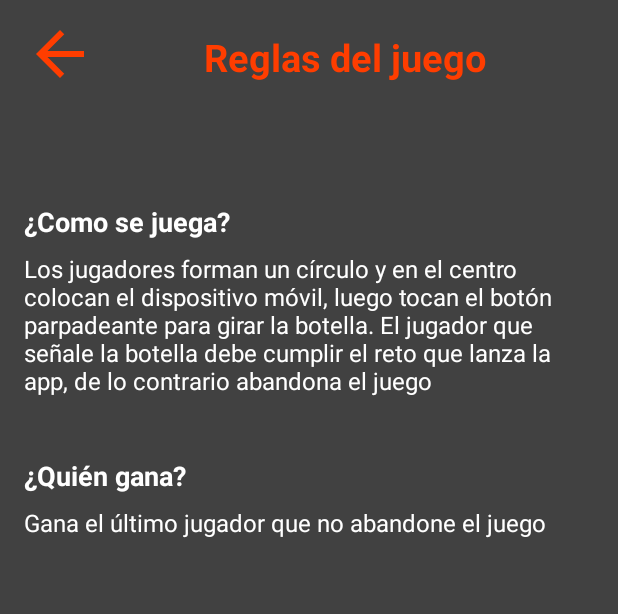
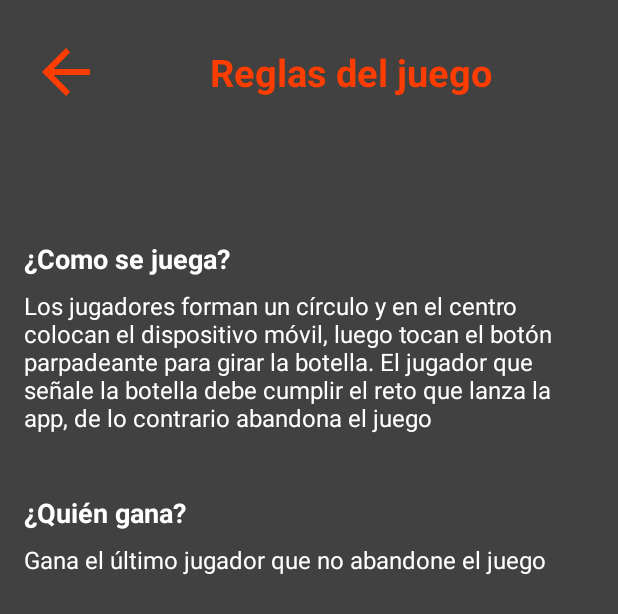
Before and after one commit to LONG-TERM-EFFECTS-OF-SUFFERING/Bottle_Flip_Game, an Android app built with Jetpack Compose: the layout instructions.xml on its own in the app's theme, with its tools: preview values and no code run, on a phone screen of 412 x 824 dp. Shown: the top 614 px of the screen. Run offline under Robolectric (Android 15) with nearby library versions, the phone set to English and light mode, and no system bars.

Commit message:
add toolbar to instructions

```diff
--- a/app/build.gradle.kts
+++ b/app/build.gradle.kts
@@ -87,6 +87,8 @@ dependencies {
 
     implementation(libs.glide)
 
+    implementation(libs.androidx.coordinatorlayout)
+
     //AnimacionLottie
     implementation("com.airbnb.android:lottie:5.2.0")
 }
--- a/app/src/main/java/com/example/bottle_flip/view/fragment/Instructions.kt
+++ b/app/src/main/java/com/example/bottle_flip/view/fragment/Instructions.kt
@@ -4,6 +4,7 @@ import android.os.Bundle
 import android.view.LayoutInflater
 import android.view.View
 import android.view.ViewGroup
+import androidx.appcompat.app.AppCompatActivity
 import androidx.fragment.app.Fragment
 import androidx.navigation.fragment.findNavController
 import com.bumptech.glide.Glide
@@ -26,16 +27,18 @@ class Instructions : Fragment() {
     override fun onViewCreated(view: View, savedInstanceState: Bundle?) {
         super.onViewCreated(view, savedInstanceState)
 
+        // Toolbar configuration
+        val toolbar = binding.contentToolbar.toolbar
+        (activity as AppCompatActivity).setSupportActionBar(toolbar)
+        toolbar.setNavigationOnClickListener {
+            findNavController().navigate(R.id.action_instructions_to_game)
+        }
+
         // Load gif winner using Glide
         Glide.with(this)
             .asGif()
             .load(R.drawable.win_animated_transparent)
             .into(binding.ivAnimatedWin)
-
-        // Configuration of back button
-        binding.btnBack.setOnClickListener {
-            findNavController().navigate(R.id.action_instructions_to_game)
-        }
 
         // Call to pause audio game function
         checkAndPauseBackgroundAudio()
--- a/app/src/main/res/drawable/ic_back.xml
+++ b/app/src/main/res/drawable/ic_back.xml
@@ -6,7 +6,7 @@
     xmlns:android="http://schemas.android.com/apk/res/android">
 
     <path
-        android:fillColor="@android:color/white"
+        android:fillColor="@color/orange"
         android:pathData="M20,11H7.83l5.59,-5.59L12,4l-8,8 8,8 1.41,-1.41L7.83,13H20v-2z"
         android:tint="@color/orange" />
 </vector>
--- a/app/src/main/res/layout/instructions.xml
+++ b/app/src/main/res/layout/instructions.xml
@@ -10,39 +10,45 @@
 	<androidx.constraintlayout.widget.ConstraintLayout
 		android:layout_width="match_parent"
 		android:layout_height="match_parent"
-		android:background="#414141"
+		android:background="@color/background"
 		tools:context=".view.fragment.Instructions"
 		android:padding="16dp"
 		>
 
 		<!-- Back button -->
-		<ImageButton
-			android:id="@+id/btnBack"
-			android:layout_width="48dp"
-			android:layout_height="48dp"
-			android:padding="12dp"
-			android:background="?attr/selectableItemBackgroundBorderless"
-			android:src="@drawable/ic_back"
-			android:contentDescription="@string/back_button"
-			app:layout_constraintStart_toStartOf="parent"
-			app:layout_constraintTop_toTopOf="parent"
-			app:layout_constraintBottom_toBottomOf="@id/tvTitle"
-			app:tint="@color/orange" />
+<!--		<ImageButton-->
+<!--			android:id="@+id/btnBack"-->
+<!--			android:layout_width="48dp"-->
+<!--			android:layout_height="48dp"-->
+<!--			android:padding="12dp"-->
+<!--			android:background="?attr/selectableItemBackgroundBorderless"-->
+<!--			android:src="@drawable/ic_back"-->
+<!--			android:contentDescription="@string/back_button"-->
+<!--			app:layout_constraintStart_toStartOf="parent"-->
+<!--			app:layout_constraintTop_toTopOf="parent"-->
+<!--			app:layout_constraintBottom_toBottomOf="@id/tvTitle"-->
+<!--			app:tint="@color/orange" />-->
 
 		<!-- Title -->
-		<TextView
-			android:id="@+id/tvTitle"
-			android:layout_width="wrap_content"
-			android:layout_height="wrap_content"
-			android:text="@string/title_instructions"
-			android:textColor="@color/orange"
-			android:textSize="25sp"
-			android:textStyle="bold"
-			app:layout_constraintStart_toEndOf="@id/btnBack"
+<!--		<TextView-->
+<!--			android:id="@+id/tvTitle"-->
+<!--			android:layout_width="wrap_content"-->
+<!--			android:layout_height="wrap_content"-->
+<!--			android:text="@string/title_instructions"-->
+<!--			android:textColor="@color/orange"-->
+<!--			android:textSize="25sp"-->
+<!--			android:textStyle="bold"-->
+<!--			app:layout_constraintStart_toEndOf="@id/btnBack"-->
+<!--			app:layout_constraintTop_toTopOf="parent"-->
+<!--			app:layout_constraintBottom_toBottomOf="@id/btnBack"-->
+<!--			app:layout_constraintEnd_toEndOf="parent" />-->
+
+		<include
+			android:id="@+id/contentToolbar"
+			layout="@layout/toolbar_instructions"
 			app:layout_constraintTop_toTopOf="parent"
-			app:layout_constraintBottom_toBottomOf="@id/btnBack"
+			app:layout_constraintStart_toStartOf="parent"
 			app:layout_constraintEnd_toEndOf="parent" />
-
 
 		<!-- How to play section -->
 		<TextView
@@ -54,7 +60,7 @@
 			android:textSize="18sp"
 			android:textStyle="bold"
 			android:layout_marginTop="80dp"
-			app:layout_constraintTop_toBottomOf="@id/tvTitle"
+			app:layout_constraintTop_toBottomOf="@id/contentToolbar"
 			app:layout_constraintStart_toStartOf="parent"
 			/>
 
--- /dev/null
+++ b/app/src/main/res/layout/toolbar_instructions.xml
@@ -0,0 +1,35 @@
+<?xml version="1.0" encoding="utf-8"?>
+<layout xmlns:android="http://schemas.android.com/apk/res/android"
+    xmlns:app="http://schemas.android.com/apk/res-auto">
+
+    <androidx.coordinatorlayout.widget.CoordinatorLayout
+        android:layout_width="match_parent"
+        android:layout_height="wrap_content">
+
+        <com.google.android.material.appbar.AppBarLayout
+            android:layout_width="match_parent"
+            android:layout_height="wrap_content">
+
+            <androidx.appcompat.widget.Toolbar
+                android:id="@+id/toolbar"
+                android:layout_width="match_parent"
+                android:layout_height="?attr/actionBarSize"
+                android:background="@color/background"
+                app:navigationIcon="@drawable/ic_back"
+                app:theme="@style/toolbarTheme">
+
+                <TextView
+                    android:id="@+id/toolbar_title"
+                    android:layout_width="match_parent"
+                    android:layout_height="wrap_content"
+                    android:gravity="center"
+                    android:text="@string/title_instructions"
+                    android:textColor="@color/orange"
+                    android:textSize="25sp"
+                    android:textStyle="bold" />
+
+            </androidx.appcompat.widget.Toolbar>
+
+        </com.google.android.material.appbar.AppBarLayout>
+    </androidx.coordinatorlayout.widget.CoordinatorLayout>
+</layout>
--- a/app/src/main/res/navigation/nav_graph.xml
+++ b/app/src/main/res/navigation/nav_graph.xml
@@ -3,7 +3,7 @@
 	xmlns:app="http://schemas.android.com/apk/res-auto"
 	xmlns:tools="http://schemas.android.com/tools"
 	android:id="@+id/nav_graph"
-	app:startDestination="@id/game" >
+	app:startDestination="@id/instructions" >
 
 	<fragment
 		android:id="@+id/home2"
--- a/app/src/main/res/values/colors.xml
+++ b/app/src/main/res/values/colors.xml
@@ -5,4 +5,5 @@
 	<color name="orange">#FF3D00</color>
 	<color name="transparent">#00000000</color>
 	<color name="btn_spin">#FF8000</color>
+	<color name="background">#414141</color>
 </resources>
--- a/app/src/main/res/values/themes.xml
+++ b/app/src/main/res/values/themes.xml
@@ -6,4 +6,17 @@
     </style>
 
     <style name="Theme.BottleFlip" parent="Base.Theme.BottleFlip" />
+
+    <style name="toolbarTheme" parent="ThemeOverlay.AppCompat.Dark.ActionBar">
+        <item name="android:textColorPrimary">@color/orange</item>
+        <item name="android:colorControlNormal">@color/orange</item>
+    </style>
+
+    <style name="ToolbarTitleCentered" parent="TextAppearance.Widget.AppCompat.Toolbar.Title">
+        <item name="android:gravity">center</item>
+        <item name="android:textColor">@color/orange</item>
+        <item name="android:textSize">25sp</item>
+        <item name="android:textStyle">bold</item>
+        <item name="android:layout_width">match_parent</item>
+    </style>
 </resources>
--- a/gradle/libs.versions.toml
+++ b/gradle/libs.versions.toml
@@ -2,7 +2,7 @@
 agp = "8.5.2"
 converterGson = "2.9.0"
 glide = "4.12.0"
-kotlin = "1.9.21"
+kotlin = "1.9.0"
 coreKtx = "1.13.1"
 junit = "4.13.2"
 junitVersion = "1.2.1"
@@ -18,8 +18,10 @@ devtools = "1.9.21-1.0.15"
 lifecycleRuntimeKtx = "2.8.6"
 activityCompose = "1.9.3"
 composeBom = "2024.04.01"
+coordinatorlayout = "1.2.0"
 
 [libraries]
+androidx-coordinatorlayout = { group = "androidx.coordinatorlayout", name = "coordinatorlayout", version.ref = "coordinatorlayout" }
 androidx-core-ktx = { group = "androidx.core", name = "core-ktx", version.ref = "coreKtx" }
 androidx-room-compiler = { module = "androidx.room:room-compiler", version.ref = "roomCommon" }
 androidx-room-runtime = { module = "androidx.room:room-runtime", version.ref = "roomCommon" }
```
